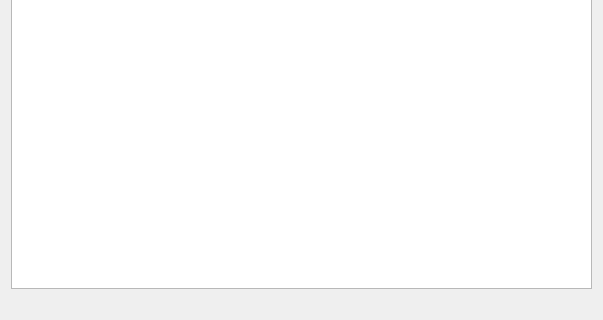
Before: the Qt Designer form rqt/rqt_launch_analyzer/resource/launch_analyzer.ui in ARTI-Robots/rqt_launch_analyzer, drawn with Qt 5; both pictures show x 0 to 603 and y 163 to 483 of the 603 by 483 pixel window.
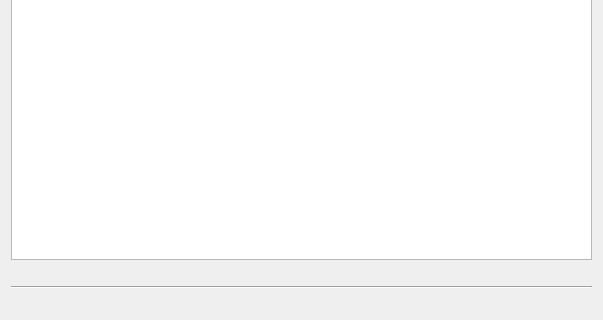
After: the same form once the commit is applied. Icons and pictures are not drawn.

Commit message: rqt_launch_analyzer: moved SubstitutionContext into LaunchElement; derived RootLaunchElement from LaunchElement, which made a lot of things cleaner; lots of testing and small fixes

```diff
--- a/rqt/rqt_launch_analyzer/resource/launch_analyzer.ui
+++ b/rqt/rqt_launch_analyzer/resource/launch_analyzer.ui
@@ -61,34 +61,36 @@
     </widget>
    </item>
    <item>
-    <layout class="QHBoxLayout" name="info_layout">
-     <item>
       <widget class="QLabel" name="xml_label">
-       <property name="sizePolicy">
-        <sizepolicy hsizetype="Preferred" vsizetype="Preferred">
-         <horstretch>1</horstretch>
-         <verstretch>0</verstretch>
-        </sizepolicy>
-       </property>
        <property name="textFormat">
-        <enum>Qt::PlainText</enum>
+      <enum>Qt::RichText</enum>
        </property>
        <property name="wordWrap">
         <bool>true</bool>
        </property>
        <property name="textInteractionFlags">
-        <set>Qt::LinksAccessibleByMouse|Qt::TextSelectableByKeyboard|Qt::TextSelectableByMouse</set>
+      <set>Qt::TextBrowserInteraction</set>
        </property>
       </widget>
      </item>
      <item>
-      <widget class="QLabel" name="actions_label">
+    <widget class="Line" name="line">
+     <property name="orientation">
+      <enum>Qt::Horizontal</enum>
+     </property>
+    </widget>
+   </item>
+   <item>
+    <widget class="QLabel" name="current_file_label">
        <property name="textFormat">
         <enum>Qt::RichText</enum>
        </property>
        <property name="alignment">
         <set>Qt::AlignRight|Qt::AlignTrailing|Qt::AlignVCenter</set>
        </property>
+     <property name="wordWrap">
+      <bool>true</bool>
+     </property>
        <property name="openExternalLinks">
         <bool>true</bool>
        </property>
@@ -96,8 +98,6 @@
         <set>Qt::LinksAccessibleByKeyboard|Qt::LinksAccessibleByMouse</set>
        </property>
       </widget>
-     </item>
-    </layout>
    </item>
   </layout>
  </widget>
```
Lines whose indentation alone changed are shown as unchanged. The commit also changes 2 other files.
